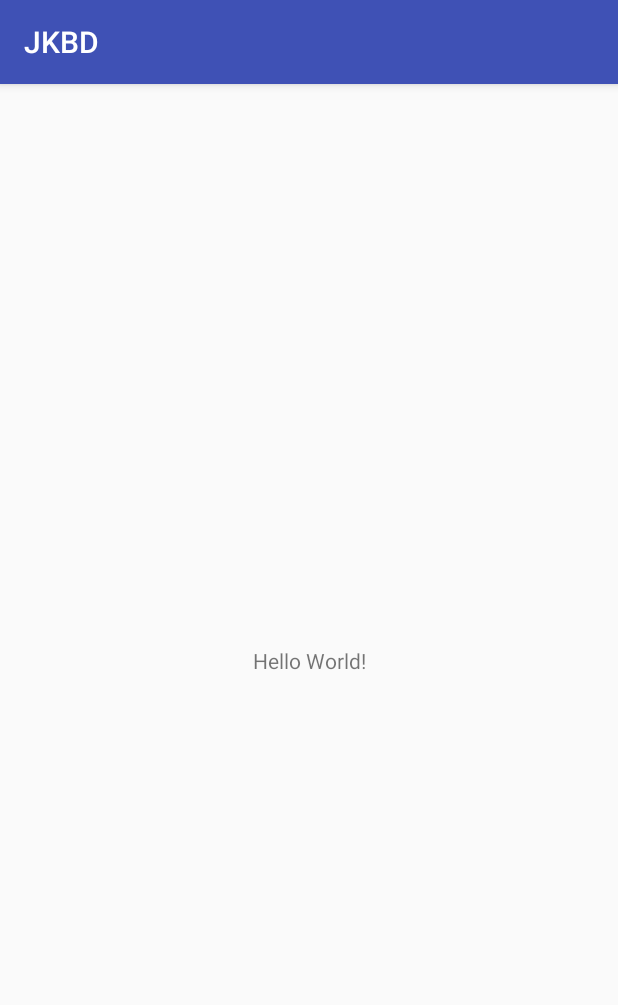
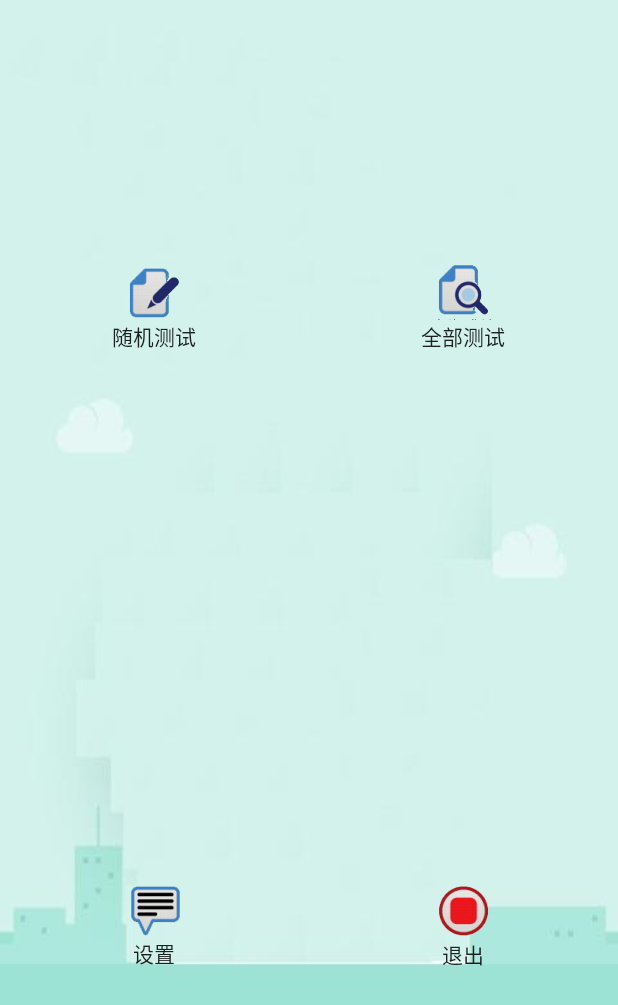
Before and after one commit to YanTuTwo/JKBD, an Android app: the screen it shows after launch (MainActivity), on a phone screen of 412 x 824 dp. Shown: the top 1005 px of the screen. Run offline under Robolectric (Android 15) with nearby library versions, the phone set to English and light mode, and no system bars.

Commit message:
主界面布局完成

```diff
--- a/app/src/main/AndroidManifest.xml
+++ b/app/src/main/AndroidManifest.xml
@@ -8,11 +8,11 @@
         android:label="@string/app_name"
         android:roundIcon="@mipmap/ic_launcher_round"
         android:supportsRtl="true"
-        android:theme="@style/AppTheme">
+        android:theme="@style/Theme.AppCompat.Light.NoActionBar">
         <activity android:name=".activity.MainActivity">
 
         </activity>
-        <activity android:name=".activity.SplashActivity" android:theme="@style/Theme.AppCompat.Light.NoActionBar">
+        <activity android:name=".activity.SplashActivity" >
             <intent-filter>
                 <action android:name="android.intent.action.MAIN" />
 
--- a/app/src/main/res/layout/activity_main.xml
+++ b/app/src/main/res/layout/activity_main.xml
@@ -1,18 +1,62 @@
 <?xml version="1.0" encoding="utf-8"?>
-<android.support.constraint.ConstraintLayout xmlns:android="http://schemas.android.com/apk/res/android"
-    xmlns:app="http://schemas.android.com/apk/res-auto"
-    xmlns:tools="http://schemas.android.com/tools"
+<LinearLayout xmlns:android="http://schemas.android.com/apk/res/android"
     android:layout_width="match_parent"
     android:layout_height="match_parent"
-    tools:context="android.cn.jkbd.activity.MainActivity">
+    android:orientation="vertical"
+    android:background="@mipmap/main">
 
-    <TextView
-        android:layout_width="wrap_content"
-        android:layout_height="wrap_content"
-        android:text="Hello World!"
-        app:layout_constraintBottom_toBottomOf="parent"
-        app:layout_constraintLeft_toLeftOf="parent"
-        app:layout_constraintRight_toRightOf="parent"
-        app:layout_constraintTop_toTopOf="parent" />
+    <LinearLayout
+        android:layout_width="match_parent"
+        android:layout_height="match_parent"
+        android:orientation="horizontal"
+        android:layout_weight="1"
+        >
 
-</android.support.constraint.ConstraintLayout>
+        <Button
+            android:id="@+id/button2"
+            android:layout_width="wrap_content"
+            android:layout_height="wrap_content"
+            android:layout_weight="1"
+            android:text="随机测试"
+            android:drawableTop="@mipmap/main_menu_exam"
+            android:layout_gravity="center"
+            android:background="@null"/>
+
+        <Button
+            android:id="@+id/button"
+            android:layout_width="wrap_content"
+            android:layout_height="wrap_content"
+            android:layout_weight="1"
+            android:text="全部测试"
+            android:drawableTop="@mipmap/main_menu_result"
+            android:layout_gravity="center"
+            android:background="@null"/>
+    </LinearLayout>
+
+    <LinearLayout
+        android:layout_width="match_parent"
+        android:layout_height="match_parent"
+        android:orientation="horizontal"
+        android:layout_weight="1">
+
+        <Button
+            android:id="@+id/button4"
+            android:layout_width="wrap_content"
+            android:layout_height="wrap_content"
+            android:layout_weight="1"
+            android:text="设置"
+            android:drawableTop="@mipmap/main_menu_message"
+            android:layout_gravity="center"
+            android:background="@null"/>
+
+        <Button
+            android:id="@+id/button3"
+            android:layout_width="wrap_content"
+            android:layout_height="wrap_content"
+            android:layout_weight="1"
+            android:text="退出"
+            android:drawableTop="@mipmap/main_menu_exit"
+            android:layout_gravity="center"
+            android:background="@null"/>
+    </LinearLayout>
+</LinearLayout>
```
